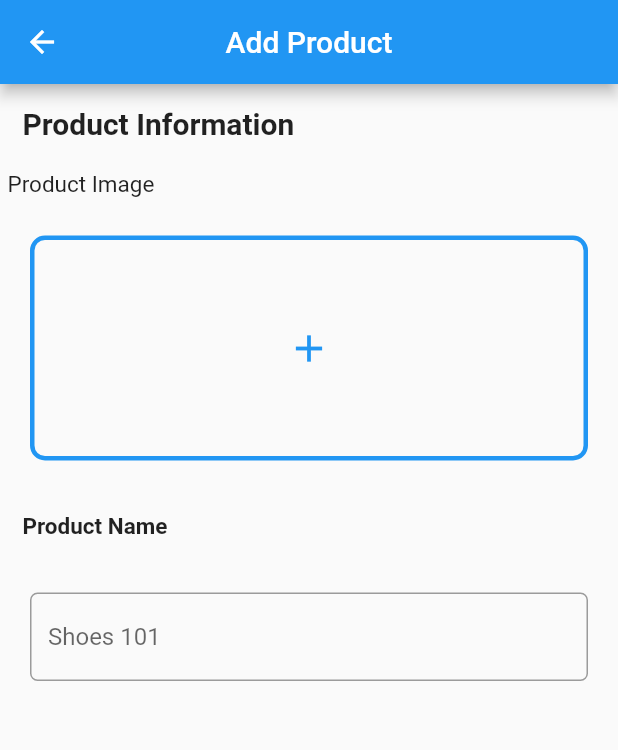
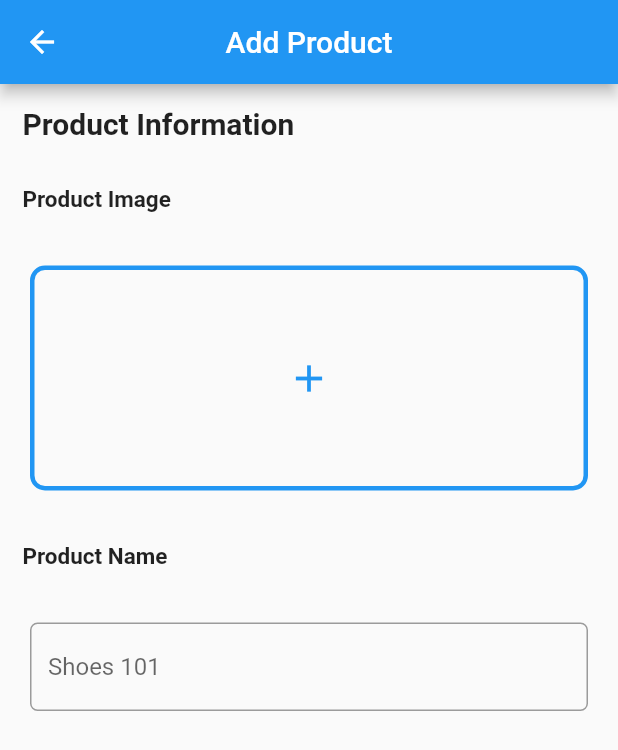
Before and after one commit to jeniastina/tugas2_jeni, a Flutter app: the screen it shows after launch, on a phone screen of 412 x 824 dp. Shown: the top 750 px of the screen. Run offline on Flutter 3.47's test engine with Material 2 defaults, Android fonts, the phone set to English and light mode, and no system bars.

```diff
--- a/lib/main.dart
+++ b/lib/main.dart
@@ -41,8 +41,12 @@ class MyHomePage extends StatelessWidget {
             child: Text('Product Information', style: TextStyle(fontSize: 20, fontWeight: FontWeight.bold)),
           ),
           Container(
-            padding: EdgeInsets.all(5),
-            child: Text('''Product Image''', style: TextStyle(fontSize: 15)),
+            padding: EdgeInsets.all(15),
+            child: Text('''Product Image''',
+                style: TextStyle(
+                  fontWeight: FontWeight.bold,
+                  fontSize: 15,
+                )),
           ),
           Container(
             margin: EdgeInsets.all(20),
@@ -72,7 +76,7 @@ class MyHomePage extends StatelessWidget {
             child: TextFormField(
                 decoration: new InputDecoration(
               hintText: "Shoes 101",
-              border: OutlineInputBorder(borderSide: const BorderSide(color: Colors.blue, width: 2.0), borderRadius: new BorderRadius.circular(5.0)),
+              border: OutlineInputBorder(borderRadius: new BorderRadius.circular(5.0)),
             )),
           ),
         ]));
```
Also changed, not shown: 1 other file.
